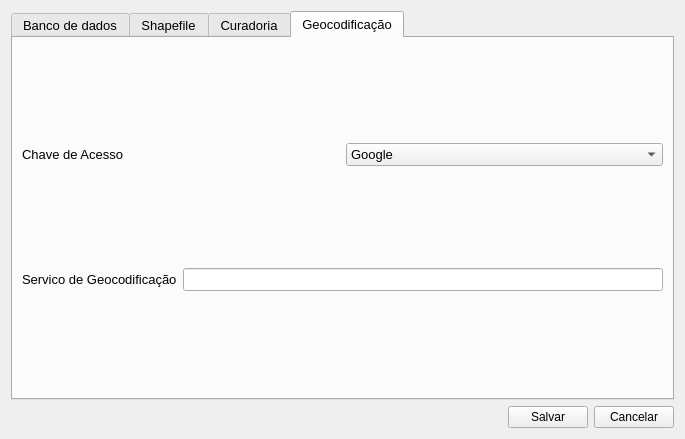
The window that settings/config_window.ui (spuhub/prisma) describes before a commit, drawn with Qt 5.
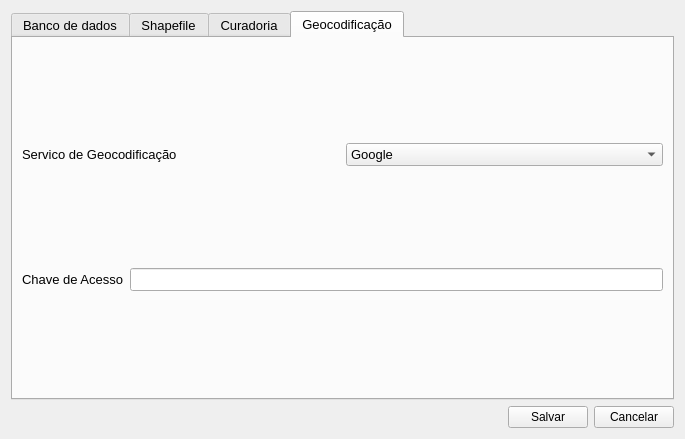
The same window after the commit. The open tabs and pages were chosen to show the change.

Commit message: correções de legenda

What changed in the file:
```diff
--- a/settings/config_window.ui
+++ b/settings/config_window.ui
@@ -485,9 +485,9 @@
        <item>
         <layout class="QHBoxLayout" name="horizontalLayout_17">
          <item>
-          <widget class="QLabel" name="label_17">
+          <widget class="QLabel" name="label_16">
            <property name="text">
-            <string>Chave de Acesso</string>
+            <string>Servico de Geocodificação</string>
            </property>
           </widget>
          </item>
@@ -515,9 +515,9 @@
        <item>
         <layout class="QHBoxLayout" name="horizontalLayout_18">
          <item>
-          <widget class="QLabel" name="label_16">
+          <widget class="QLabel" name="label_17">
            <property name="text">
-            <string>Servico de Geocodificação</string>
+            <string>Chave de Acesso</string>
            </property>
           </widget>
          </item>
```
Left out of the diff: 2 changed lines with no effect on the pictures.
